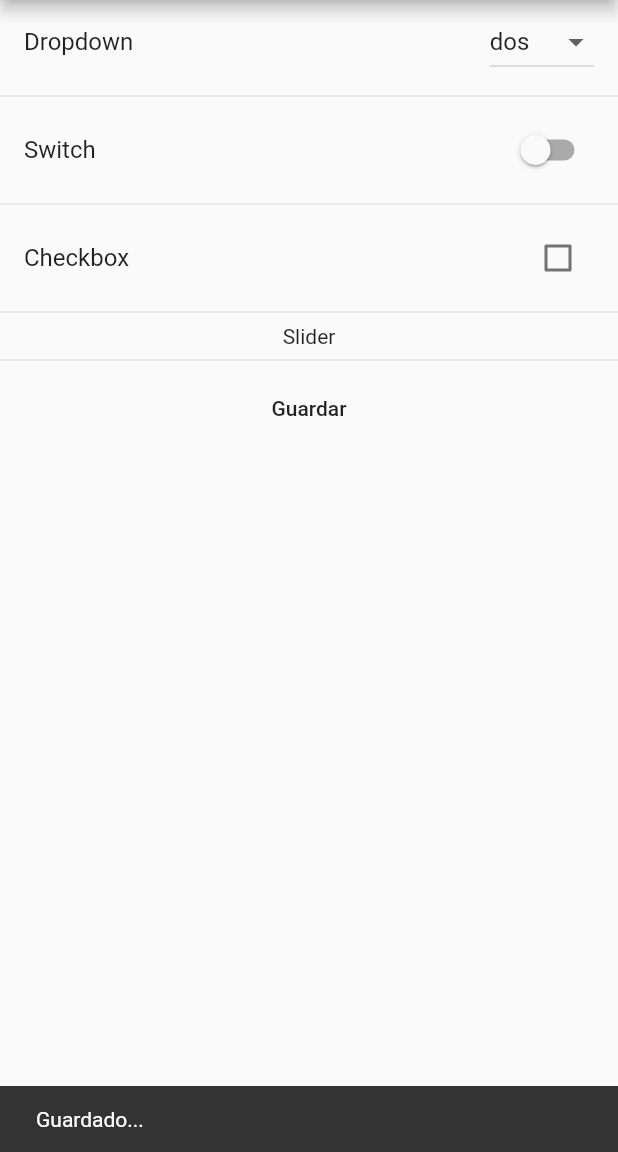
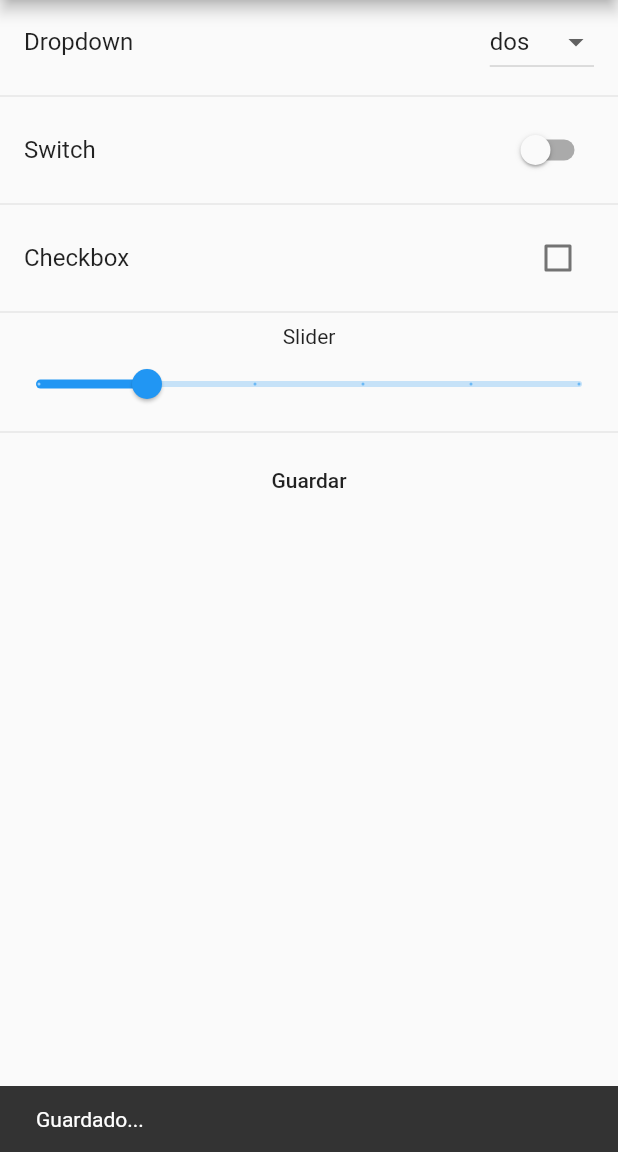
Before and after one commit to 01FC/actividad_peristencia_de_datos, a Flutter app: the screen it shows after launch, after a tap on "Guardar", on a phone screen of 412 x 824 dp, the part 84-1236 px from its top. Run offline on Flutter 3.47's test engine with Material 2 defaults, Android fonts, the phone set to English and light mode, and no system bars; our stand-ins replace bloc, equatable, flutter_bloc, hive; accounts and stored records are empty.

Commit message:
bloc agregado

```diff
--- /dev/null
+++ b/lib/home/bloc/home_bloc.dart
@@ -0,0 +1,64 @@
+import 'dart:async';
+
+import 'package:bloc/bloc.dart';
+import 'package:equatable/equatable.dart';
+import 'package:flutter/foundation.dart';
+import 'package:hive/hive.dart';
+
+part 'home_event.dart';
+part 'home_state.dart';
+
+class HomeBloc extends Bloc<HomeEvent, HomeState> {
+  Box _configBox;
+
+  @override
+  HomeState get initialState => HomeInitial();
+  HomeBloc() {
+    // referencia a la box
+    _configBox = Hive.box("configs");
+  }
+
+  @override
+  Stream<HomeState> mapEventToState(
+    HomeEvent event,
+  ) async* {
+    if (event is LoadConfigsEvent) {
+      try {
+        // verificar si existen datos
+        if (_configBox.values.first == null) throw Exception();
+        // cargar datos
+        Map<String, dynamic> _configs = {
+          "drop": _configBox.get("drop"),
+          "switch": _configBox.get("switch"),
+          "checkbox": _configBox.get("checkbox"),
+          "slider": _configBox.get("slider"),
+        };
+        yield LoadedConfigsState(configs: _configs);
+      } catch (ex) {
+        // no hay datos
+        print(ex.toString());
+        yield ErrorState(error: "No hay datos guardados...");
+      }
+    }
+    if (event is LoadedConfigsEvent) {
+      yield DoneState();
+    }
+    if (event is SaveConfigsEvent) {
+      try {
+        // verificar si existen datos
+        if (_configBox.values.first == null) throw Exception();
+        // cargar datos
+        _configBox.put("drop", event.configs["drop"]);
+        _configBox.put("switch", event.configs["switch"]);
+        _configBox.put("checkbox", event.configs["checkbox"]);
+        _configBox.put("slider", event.configs["slider"]);
+
+        yield DoneState();
+      } catch (ex) {
+        // error al guardar
+        print(ex.toString());
+        yield ErrorState(error: "Error al guardar");
+      }
+    }
+  }
+}
--- /dev/null
+++ b/lib/home/bloc/home_event.dart
@@ -0,0 +1,23 @@
+part of 'home_bloc.dart';
+
+abstract class HomeEvent extends Equatable {
+  const HomeEvent();
+}
+
+class LoadConfigsEvent extends HomeEvent {
+  @override
+  List<Object> get props => null;
+}
+
+class LoadedConfigsEvent extends HomeEvent {
+  @override
+  List<Object> get props => null;
+}
+
+class SaveConfigsEvent extends HomeEvent {
+  final Map<String, dynamic> configs;
+
+  SaveConfigsEvent({@required this.configs});
+  @override
+  List<Object> get props => [configs];
+}
--- /dev/null
+++ b/lib/home/bloc/home_state.dart
@@ -0,0 +1,31 @@
+part of 'home_bloc.dart';
+
+abstract class HomeState extends Equatable {
+  const HomeState();
+}
+
+class HomeInitial extends HomeState {
+  @override
+  List<Object> get props => [];
+}
+
+class DoneState extends HomeState {
+  @override
+  List<Object> get props => [];
+}
+
+class LoadedConfigsState extends HomeState {
+  final Map<String, dynamic> configs;
+
+  LoadedConfigsState({@required this.configs});
+  @override
+  List<Object> get props => [configs];
+}
+
+class ErrorState extends HomeState {
+  final String error;
+
+  ErrorState({@required this.error});
+  @override
+  List<Object> get props => [error];
+}
--- a/lib/home/home.dart
+++ b/lib/home/home.dart
@@ -1,4 +1,6 @@
 import 'package:flutter/material.dart';
+import 'package:flutter_bloc/flutter_bloc.dart';
+import 'package:local_storage/home/bloc/home_bloc.dart';
 
 class Home extends StatefulWidget {
   final GlobalKey<ScaffoldState> scaffoldkey;
@@ -25,9 +27,31 @@ class _HomeState extends State<Home> {
   // Checkbox variables
   bool _checkValue = false;
 
+  double _sliderValue = 2.0;
+
   @override
   Widget build(BuildContext context) {
-    return buildListView(context);
+    return BlocProvider(
+      create: (context) => HomeBloc(),
+      child: BlocBuilder<HomeBloc, HomeState>(
+        builder: (context, state) {
+          if (state is HomeInitial) {
+            BlocProvider.of<HomeBloc>(context).add(LoadConfigsEvent());
+            return Center(
+              child: CircularProgressIndicator(),
+            );
+          }
+          if (state is LoadedConfigsState) {
+            _dropSelectedValue = state.configs["drop"];
+            _switchValue = state.configs["switch"];
+            _checkValue = state.configs["check"];
+            _sliderValue = state.configs["slider"];
+            BlocProvider.of<HomeBloc>(context).add(LoadedConfigsEvent());
+          }
+          return buildListView(context);
+        },
+      ),
+    );
   }
 
   ListView buildListView(BuildContext context) {
@@ -75,6 +99,18 @@ class _HomeState extends State<Home> {
         Divider(),
         // Slider
         Text("Slider", textAlign: TextAlign.center),
+        Slider(
+          value: _sliderValue,
+          min: 0,
+          max: 10,
+          divisions: 5,
+          label: "${_sliderValue.round()}",
+          onChanged: (newValue) {
+            setState(() {
+              _sliderValue = newValue;
+            });
+          },
+        ),
 
         Divider(),
         FlatButton(
--- a/lib/main.dart
+++ b/lib/main.dart
@@ -1,8 +1,18 @@
 import 'package:flutter/material.dart';
 
 import 'home/home.dart';
+import 'package:path_provider/path_provider.dart' as path_provider;
+import 'package:hive/hive.dart';
 
-void main() {
+void main() async {
+  // inicializar antes de crear app
+  WidgetsFlutterBinding.ensureInitialized();
+  // acceso al local storage
+  final _local_storage = await path_provider.getApplicationDocumentsDirectory();
+  // inicializar hive
+  Hive.init(_local_storage.path);
+  // abrir una caja
+  await Hive.openBox("configs");
   runApp(MyApp());
 }
 
```
